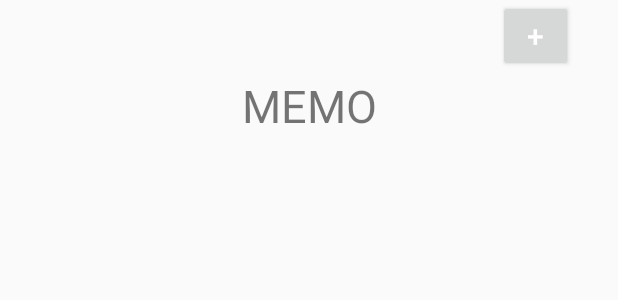
After one commit to sanhee16/AOS-Memo, an Android app: the layout activity_memo.xml on its own in the app's theme, with its tools: preview values and no code run, on a phone screen of 412 x 824 dp. The commit adds this screen. Shown: the top 300 px of the screen. Run offline under Robolectric (Android 15) with nearby library versions, the phone set to English and light mode, and no system bars.

Commit message:
create memo activity

```diff
--- a/app/src/main/AndroidManifest.xml
+++ b/app/src/main/AndroidManifest.xml
@@ -21,6 +21,9 @@
         <activity
             android:name=".view.DataShowActivity"
             android:theme="@style/Theme.MvvmPattern" />
+        <activity
+            android:name=".view.MemoActivity"
+            android:theme="@style/Theme.MvvmPattern" />
     </application>
 
 </manifest>
--- a/app/src/main/java/com/example/mvvmpattern/BaseActivity.kt
+++ b/app/src/main/java/com/example/mvvmpattern/BaseActivity.kt
@@ -4,8 +4,6 @@ import android.app.Activity
 import android.content.Intent
 import android.os.Bundle
 import androidx.appcompat.app.AppCompatActivity
-import androidx.databinding.DataBindingUtil
-import com.example.mvvmpattern.view.DataShowActivity
 
 open class BaseActivity : AppCompatActivity() {
 
--- a/app/src/main/java/com/example/mvvmpattern/di/appModules.kt
+++ b/app/src/main/java/com/example/mvvmpattern/di/appModules.kt
@@ -2,6 +2,7 @@ package com.example.mvvmpattern.di
 
 import com.example.mvvmpattern.repository.DatabaseRepository
 import com.example.mvvmpattern.viewmodel.DataShowViewModel
+import com.example.mvvmpattern.viewmodel.MemoActivityViewModel
 import org.koin.androidx.viewmodel.dsl.viewModel
 import org.koin.android.ext.koin.androidContext
 import org.koin.dsl.module // dsl : domain specific language
@@ -13,6 +14,7 @@ import org.koin.dsl.module // dsl : domain specific language
  */
 val viewModelModules = module {
     viewModel { DataShowViewModel(get()) }
+    viewModel { MemoActivityViewModel(get()) }
 }
 
 val repository = module {
--- /dev/null
+++ b/app/src/main/java/com/example/mvvmpattern/model/MemoListModel.kt
@@ -0,0 +1,4 @@
+package com.example.mvvmpattern.model
+
+// change to entity later
+data class MemoListModel(var id: Int, var title: String, var date: String)
--- /dev/null
+++ b/app/src/main/res/layout/activity_memo.xml
@@ -0,0 +1,69 @@
+<?xml version="1.0" encoding="utf-8"?>
+<layout xmlns:android="http://schemas.android.com/apk/res/android"
+    xmlns:app="http://schemas.android.com/apk/res-auto"
+    xmlns:tools="http://schemas.android.com/tools">
+
+    <data>
+
+        <variable
+            name="vm"
+            type="com.example.mvvmpattern.viewmodel.MemoActivityViewModel" />
+
+        <variable
+            name="act"
+            type="com.example.mvvmpattern.view.MemoActivity" />
+    </data>
+
+    <androidx.constraintlayout.widget.ConstraintLayout
+        android:layout_width="match_parent"
+        android:layout_height="match_parent"
+        tools:context=".MainActivity">
+
+        <TextView
+            android:id="@+id/text_title"
+            android:layout_width="match_parent"
+            android:layout_height="wrap_content"
+            android:layout_marginTop="50dp"
+            android:gravity="center"
+            android:text="MEMO"
+            android:textSize="30dp"
+            app:layout_constraintLeft_toLeftOf="parent"
+            app:layout_constraintRight_toRightOf="parent"
+            app:layout_constraintTop_toTopOf="parent" />
+
+        <androidx.recyclerview.widget.RecyclerView
+            android:id="@+id/memo_list_recycler"
+            android:layout_width="match_parent"
+            android:layout_height="0dp"
+            android:layout_marginTop="30dp"
+            app:layout_constraintBottom_toBottomOf="parent"
+            app:layout_constraintTop_toBottomOf="@+id/text_title"
+            app:layout_constraintVertical_bias="0.0"
+            tools:layout_editor_absoluteX="54dp" />
+
+        <Button
+            android:id="@+id/btn_add"
+            android:layout_width="50dp"
+            android:layout_height="wrap_content"
+            android:layout_marginEnd="30dp"
+            android:onClick="@{()->vm.addMemoList()}"
+            android:text="+"
+            android:textColor="#FFF"
+            android:textSize="20dp"
+            app:layout_constraintEnd_toEndOf="parent"
+            app:layout_constraintTop_toTopOf="parent" />
+
+        <androidx.constraintlayout.widget.ConstraintLayout
+            android:id="@+id/fragment_view"
+            android:layout_width="0dp"
+            android:layout_height="0dp"
+            app:layout_constraintBottom_toBottomOf="@+id/memo_list_recycler"
+            app:layout_constraintEnd_toEndOf="@+id/memo_list_recycler"
+            app:layout_constraintStart_toStartOf="parent"
+            app:layout_constraintTop_toBottomOf="@+id/text_title">
+
+        </androidx.constraintlayout.widget.ConstraintLayout>
+
+
+    </androidx.constraintlayout.widget.ConstraintLayout>
+</layout>
```
Also changed, not shown: app/src/main/java/com/example/mvvmpattern/MainActivity.kt (+8 -4 lines), app/src/main/java/com/example/mvvmpattern/adapter/MemoListAdapter.kt (added, +65 -0 lines), app/src/main/java/com/example/mvvmpattern/common/Event.kt (added, +24 -0 lines), app/src/main/java/com/example/mvvmpattern/common/SingleLiveEvent.kt (added, +39 -0 lines), app/src/main/java/com/example/mvvmpattern/view/MemoActivity.kt (added, +52 -0 lines), app/src/main/java/com/example/mvvmpattern/view/MemoEditPage.kt (added, +18 -0 lines), app/src/main/java/com/example/mvvmpattern/viewmodel/BaseViewModel.kt (+11 -0 lines), app/src/main/java/com/example/mvvmpattern/viewmodel/MemoActivityViewModel.kt (added, +57 -0 lines), app/src/main/res/layout/activity_main.xml (+12 -0 lines), app/src/main/res/layout/memo_edit_page.xml (added, +18 -0 lines), app/src/main/res/layout/memo_list_item.xml (added, +57 -0 lines).
